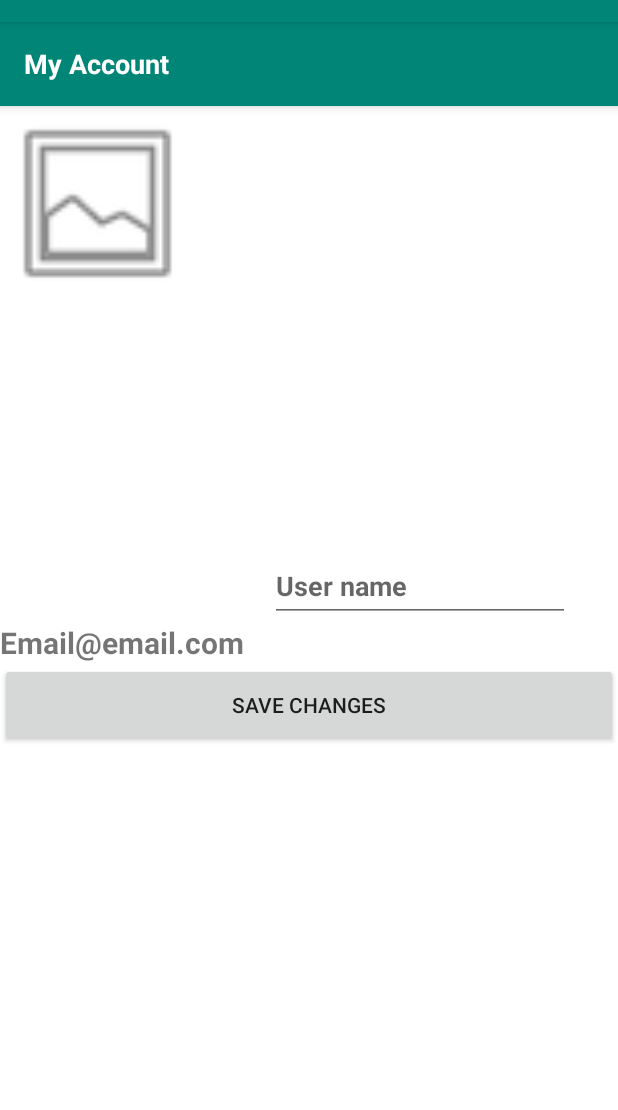
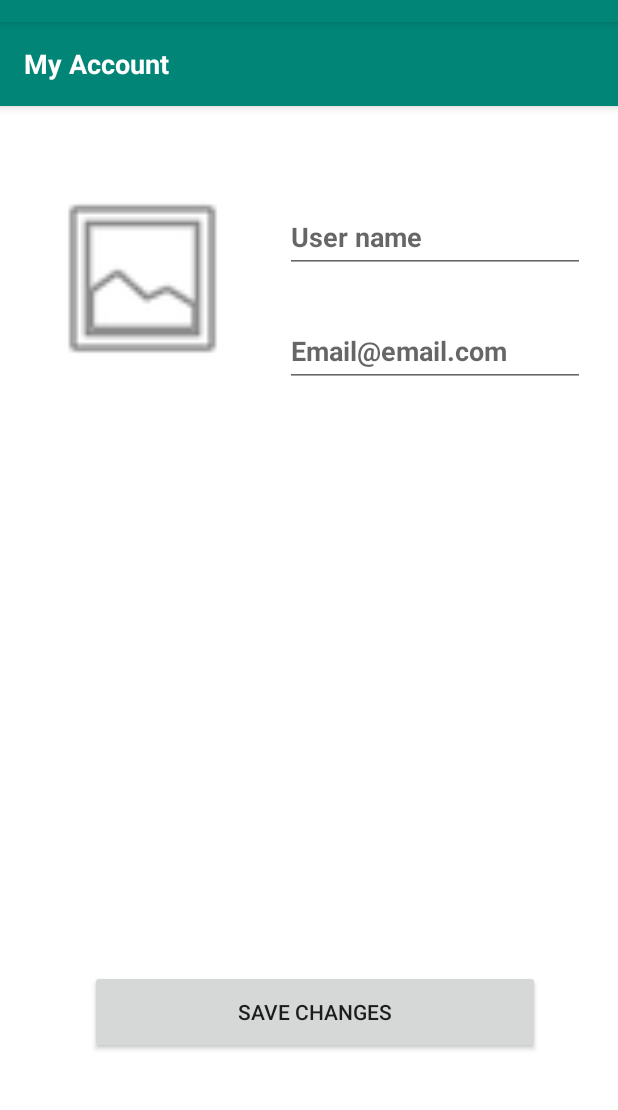
Before and after one commit to allison85829/miniClo, an Android app: the fragment BottomNavFragmentAccount shown on its own in the app's theme, after a tap on "EDIT PROFILE", on a phone screen of 412 x 824 dp, the part 62-1172 px from its top. Run offline under Robolectric (Android 15) with nearby library versions, the phone set to English and light mode, and no system bars; our stand-ins replace Firebase (no records; nobody signed in at launch, a user with empty details on screens opened directly), Picasso; pictures from the network do not load; 2 statements that could not run were skipped.

Commit message:
Changes: - Fix account page layout - Edit account page can edit user profile and name - Change item_list format in users branch   Change item_list key into item's key

```diff
--- a/app/src/main/java/com/example/miniclo/BottomNavFragmentAccount.kt
+++ b/app/src/main/java/com/example/miniclo/BottomNavFragmentAccount.kt
@@ -8,12 +8,19 @@ import android.view.ViewGroup
 import androidx.appcompat.app.AppCompatActivity
 import com.google.firebase.auth.FirebaseAuth
 import android.content.Intent
+import android.util.Log
 import android.widget.Button
+import android.widget.ImageView
 import android.widget.TextView
 import androidx.fragment.app.FragmentActivity
 import androidx.fragment.app.FragmentManager
 import androidx.fragment.app.FragmentTransaction
+import com.example.miniclo.com.example.miniclo.User
 import com.google.firebase.auth.FirebaseUser
+import com.google.firebase.database.*
+import com.google.firebase.database.ktx.getValue
+import com.google.firebase.storage.FirebaseStorage
+import com.squareup.picasso.Picasso
 import kotlinx.android.synthetic.main.fragment_bottom_nav_fragment_account.*
 
 /**
@@ -22,8 +29,11 @@ import kotlinx.android.synthetic.main.fragment_bottom_nav_fragment_account.*
 class BottomNavFragmentAccount : androidx.fragment.app.Fragment() {
     lateinit var user_name : TextView
     lateinit var user_email : TextView
+    lateinit var profile_pic : ImageView
     var user : FirebaseUser? = FirebaseAuth.getInstance().currentUser
     lateinit var edit_btn : Button
+    private var usersReference : DatabaseReference =
+        FirebaseDatabase.getInstance().reference.child("/users/${FirebaseAuth.getInstance().currentUser?.uid}");
 
     override fun onCreateView(inflater: LayoutInflater, container: ViewGroup?,
                               savedInstanceState: Bundle?): View? {
@@ -41,15 +51,11 @@ class BottomNavFragmentAccount : androidx.fragment.app.Fragment() {
 
     override fun onViewCreated(view: View, savedInstanceState: Bundle?) {
         super.onViewCreated(view, savedInstanceState)
-
-        user_email = getView()!!.findViewById(R.id.user_email)
-        user_email.setText(user?.email)
+        setUpUserInfo()
         edit_btn = getView()!!.findViewById(R.id.edit_profile_button)
         edit_btn.setOnClickListener{ view ->
             val edit_acc_info : EditAccountInfo = EditAccountInfo()
-            val acc_info : BottomNavFragmentAccount = BottomNavFragmentAccount()
             val transaction : FragmentTransaction = parentFragmentManager.beginTransaction()
-//            transaction.add(R.id.layout_account, acc_info)
             transaction.replace(R.id.layout_account, edit_acc_info)
             transaction.commit()
         }
@@ -71,4 +77,32 @@ class BottomNavFragmentAccount : androidx.fragment.app.Fragment() {
     override fun onCreateOptionsMenu(menu: Menu?, inflater: MenuInflater?) {
         inflater?.inflate(R.menu.your_menu, menu)
     }*/
+
+    private fun setUpUserInfo() {
+        profile_pic = getView()!!.findViewById(R.id.imageView2)
+        val storageRef = FirebaseStorage.getInstance()
+            .reference
+            .child("profile_pics/${FirebaseAuth.getInstance().currentUser?.uid}")
+            .downloadUrl.addOnSuccessListener {
+                // Got the download URL for 'users/me/profile.png'
+                Picasso.get().load(it).into(profile_pic);
+            }.addOnFailureListener {
+                // Handle any errors
+            }
+
+        user_name = getView()!!.findViewById(R.id.user_name)
+        user_email = getView()!!.findViewById(R.id.user_email)
+        val usersListener = object : ValueEventListener {
+            override fun onCancelled(p0: DatabaseError) {
+                TODO("not implemented")
+            }
+
+            override fun onDataChange(dataSnapshot: DataSnapshot) {
+                val user = dataSnapshot!!.getValue<User>()
+                user_name.setText(user?.user_name)
+                user_email.setText(user?.email)
+            }
+        }
+        usersReference.addValueEventListener(usersListener)
+    }
 }
--- a/app/src/main/java/com/example/miniclo/BottomNavFragmentStats.kt
+++ b/app/src/main/java/com/example/miniclo/BottomNavFragmentStats.kt
@@ -117,7 +117,10 @@ class BottomNavFragmentStats : androidx.fragment.app.Fragment() {
             }
         }
         user = FirebaseAuth.getInstance().currentUser!!
-        userReference = Firebase.database.reference.child("/users").child(user.uid.toString()).child("item_list")
+        userReference = Firebase.database.reference
+            .child("/users/${user.uid.toString()}/item_list")
+//            .child(user.uid.toString())
+//            .child("item_list")
         userReference.addValueEventListener(userListener)
         attachAdapter()
 
--- a/app/src/main/java/com/example/miniclo/Item.kt
+++ b/app/src/main/java/com/example/miniclo/Item.kt
@@ -15,7 +15,6 @@ data class Item(
     var worn_frequency: Int = 0,
     var tags: List<String> = listOf<String>(),
     var user: String = "",
-    var incr: Boolean = false,
     var key: String = ""
 ) : Parcelable {
     @Exclude
@@ -28,7 +27,6 @@ data class Item(
             "worn_frequency" to worn_frequency,
             "tags" to tags,
             "user" to user,
-            "incr" to incr,
             "key" to key
         )
     }
--- a/app/src/main/java/com/example/miniclo/User.kt
+++ b/app/src/main/java/com/example/miniclo/User.kt
@@ -7,6 +7,7 @@ import com.google.firebase.database.Exclude
 data class User(
     var email: String = "",
     var uid: String = "",
+    var user_name: String = "",
     var item_list: List<String> = listOf<String>(),
     var total_item: Int = 0
 ) {
@@ -15,6 +16,7 @@ data class User(
         return mapOf(
             "email" to email,
             "uid" to uid,
+            "user_name" to user_name,
             "item_list" to item_list,
             "total_item" to total_item
         )
--- a/app/src/main/res/layout/fragment_bottom_nav_fragment_account.xml
+++ b/app/src/main/res/layout/fragment_bottom_nav_fragment_account.xml
@@ -1,11 +1,13 @@
 <?xml version="1.0" encoding="utf-8"?>
 
-<androidx.constraintlayout.widget.ConstraintLayout xmlns:android="http://schemas.android.com/apk/res/android"
+<androidx.constraintlayout.widget.ConstraintLayout
+    xmlns:android="http://schemas.android.com/apk/res/android"
     xmlns:app="http://schemas.android.com/apk/res-auto"
     xmlns:tools="http://schemas.android.com/tools"
     android:id="@+id/layout_account"
     android:layout_width="match_parent"
     android:layout_height="match_parent"
+    android:background="@android:color/white"
     tools:context=".BottomNavFragmentAccount">
 
     <![CDATA[
@@ -14,31 +16,33 @@
         app:layout_constraintStart_toStartOf="parent" />
     ]]>
 
-    <LinearLayout
+    <androidx.constraintlayout.widget.ConstraintLayout
         android:id="@+id/linearLayout"
         android:layout_width="match_parent"
         android:layout_height="match_parent"
-        android:orientation="vertical"
+        app:layout_constraintBottom_toBottomOf="parent"
         app:layout_constraintStart_toStartOf="parent"
         app:layout_constraintTop_toTopOf="parent">
 
         <com.google.android.material.appbar.AppBarLayout
             android:id="@+id/appbar"
-            android:layout_width="match_parent"
+            android:layout_width="0dp"
             android:layout_height="wrap_content"
-            android:theme="@style/AppTheme.AppBarOverlay">
+            android:theme="@style/AppTheme.AppBarOverlay"
+            app:layout_constraintEnd_toEndOf="parent"
+            app:layout_constraintStart_toStartOf="parent"
+            app:layout_constraintTop_toTopOf="parent">
 
             <androidx.appcompat.widget.Toolbar
                 android:id="@+id/toolbar_account"
-                android:layout_width="match_parent"
-                android:layout_height="match_parent"
+                android:layout_width="wrap_content"
+                android:layout_height="wrap_content"
                 app:popupTheme="@style/AppTheme.PopupOverlay">
 
                 <TextView
                     android:id="@+id/toolbar_account_title"
                     android:layout_width="wrap_content"
                     android:layout_height="wrap_content"
-                    android:layout_gravity="left"
                     android:singleLine="true"
                     android:text="My Account"
                     android:textColor="@android:color/white"
@@ -49,126 +53,73 @@
 
         </com.google.android.material.appbar.AppBarLayout>
 
+
         <ImageView
             android:id="@+id/imageView2"
             android:layout_width="130dp"
             android:layout_height="130dp"
-            android:layout_marginStart="30dp"
-            android:layout_marginTop="110dp"
+            android:layout_marginLeft="30dp"
+            android:layout_marginTop="50dp"
             android:src="@android:drawable/ic_menu_gallery"
+            app:layout_constraintTop_toBottomOf="@+id/appbar"
             app:layout_constraintStart_toStartOf="parent"
-            app:layout_constraintTop_toTopOf="@+id/linearLayout" />
+            tools:ignore="MissingConstraints" />
 
         <TextView
             android:id="@+id/user_name"
             android:layout_width="wrap_content"
             android:layout_height="wrap_content"
-            android:layout_marginStart="20dp"
-            android:layout_marginTop="130dp"
+            android:layout_marginLeft="40dp"
+            android:layout_marginTop="70dp"
             android:text="Name"
             android:textSize="20sp"
             android:textStyle="bold"
             app:layout_constraintStart_toEndOf="@+id/imageView2"
-            app:layout_constraintTop_toTopOf="@+id/linearLayout" />
+            app:layout_constraintTop_toBottomOf="@+id/appbar" />
 
         <TextView
             android:id="@+id/user_email"
-            android:layout_width="match_parent"
+            android:layout_width="wrap_content"
             android:layout_height="wrap_content"
-            android:layout_marginStart="180dp"
-            android:layout_marginTop="45dp"
+            android:layout_marginTop="25dp"
+            android:layout_marginLeft="40dp"
             android:text="@string/email_email_com"
             android:textSize="20sp"
             android:textStyle="bold"
             app:layout_constraintStart_toEndOf="@+id/imageView2"
-            app:layout_constraintTop_toTopOf="@+id/user_name" />
+            app:layout_constraintTop_toBottomOf="@+id/user_name" />
+
 
         <Button
             android:id="@+id/edit_profile_button"
-            android:layout_width="match_parent"
+            android:layout_width="300dp"
             android:layout_height="56dp"
-            android:layout_marginStart="16dp"
-            android:layout_marginEnd="16dp"
+            android:layout_marginStart="60dp"
             android:text="Edit Profile"
             app:layout_constraintBottom_toTopOf="@+id/update_pass_btn"
-            app:layout_constraintEnd_toEndOf="parent"
-            app:layout_constraintStart_toStartOf="parent"/>
+            app:layout_constraintStart_toStartOf="parent" />
 
         <Button
             android:id="@+id/update_pass_btn"
-            android:layout_width="match_parent"
+            android:layout_width="300dp"
             android:layout_height="56dp"
-            android:layout_marginStart="16dp"
-            android:layout_marginEnd="16dp"
+            android:layout_marginStart="60dp"
             android:text="@string/update_pass"
             app:layout_constraintBottom_toTopOf="@+id/logout_btn"
-            app:layout_constraintEnd_toEndOf="parent"
             app:layout_constraintStart_toStartOf="parent" />
 
         <Button
             android:id="@+id/logout_btn"
-            android:layout_width="match_parent"
+            android:layout_width="300dp"
             android:layout_height="56dp"
-            android:layout_marginStart="16dp"
-            android:layout_marginLeft="16dp"
-            android:layout_marginEnd="16dp"
-            android:layout_marginBottom="70dp"
+            android:layout_marginStart="60dp"
+            android:layout_marginLeft="60dp"
+            android:layout_marginEnd="60dp"
+            android:layout_marginRight="60dp"
+            android:layout_marginBottom="80dp"
             android:text="@string/logout"
-            app:layout_constraintBottom_toBottomOf="parent" />
-    </LinearLayout>
-
-    <!-- <ImageView
-        android:id="@+id/imageView2"
-        android:layout_width="130dp"
-        android:layout_height="130dp"
-        android:layout_marginStart="30dp"
-        android:layout_marginTop="110dp"
-        android:src="@android:drawable/ic_menu_gallery"
-        app:layout_constraintStart_toStartOf="parent"
-        app:layout_constraintTop_toTopOf="@+id/linearLayout" />
-
-    <TextView
-        android:id="@+id/user_name"
-        android:layout_width="wrap_content"
-        android:layout_height="wrap_content"
-        android:layout_marginStart="20dp"
-        android:layout_marginTop="130dp"
-        android:text="Name"
-        android:textSize="20sp"
-        android:textStyle="bold"
-        app:layout_constraintStart_toEndOf="@+id/imageView2"
-        app:layout_constraintTop_toTopOf="@+id/linearLayout" />
-
-    <TextView
-        android:id="@+id/user_email"
-        android:layout_width="match_parent"
-        android:layout_height="wrap_content"
-        android:layout_marginStart="180dp"
-        android:layout_marginTop="45dp"
-        android:text="@string/email_email_com"
-        android:textSize="20sp"
-        android:textStyle="bold"
-        app:layout_constraintStart_toEndOf="@+id/imageView2"
-        app:layout_constraintTop_toTopOf="@+id/user_name" />
-
-    <Button
-        android:id="@+id/update_pass_btn"
-        android:layout_width="match_parent"
-        android:layout_height="56dp"
-        android:layout_marginLeft="60dp"
-        android:layout_marginRight="60dp"
-        android:text="@string/update_pass"
-        app:layout_constraintBottom_toTopOf="@+id/logout_btn"
-        app:layout_constraintEnd_toEndOf="parent" />
-
-    <Button
-        android:id="@+id/logout_btn"
-        android:layout_width="match_parent"
-        android:layout_height="56dp"
-        android:layout_marginLeft="60dp"
-        android:layout_marginRight="60dp"
-        android:layout_marginBottom="80dp"
-        android:text="@string/logout"
-        app:layout_constraintBottom_toBottomOf="parent" /> -->
+            app:layout_constraintBottom_toBottomOf="parent"
+            app:layout_constraintStart_toStartOf="parent"/>
+    </androidx.constraintlayout.widget.ConstraintLayout>
 
 </androidx.constraintlayout.widget.ConstraintLayout>
--- a/app/src/main/res/layout/fragment_edit_account_info.xml
+++ b/app/src/main/res/layout/fragment_edit_account_info.xml
@@ -52,55 +52,94 @@
 
         </com.google.android.material.appbar.AppBarLayout>
 
+
+        <androidx.constraintlayout.widget.ConstraintLayout
+            android:layout_width="match_parent"
+            android:layout_height="match_parent">
+
             <ImageView
                 android:id="@+id/profile_pic"
                 android:layout_width="130dp"
                 android:layout_height="130dp"
+                android:layout_marginTop="50dp"
+                android:layout_marginStart="30dp"
                 android:src="@android:drawable/ic_menu_gallery"
+                app:layout_constraintTop_toTopOf="parent"
                 app:layout_constraintStart_toStartOf="parent"
-            app:layout_constraintTop_toTopOf="@+id/linearLayout" />
+                tools:layout_editor_absoluteX="30dp"
+                tools:ignore="MissingConstraints" />
 
             <ProgressBar
-            android:visibility="invisible"
                 android:id="@+id/progressbar_pic"
                 android:layout_width="wrap_content"
                 android:layout_height="wrap_content"
+                android:layout_marginTop="88dp"
+                android:layout_marginLeft="70dp"
+                android:visibility="invisible"
+                app:layout_constraintTop_toTopOf="parent"
                 app:layout_constraintStart_toStartOf="parent"
-            app:layout_constraintTop_toTopOf="@+id/linearLayout"/>
+                tools:ignore="MissingConstraints"
+                tools:layout_editor_absoluteX="125dp" />
 
             <com.google.android.material.textfield.TextInputLayout
                 android:id="@+id/user_name_edit"
                 android:layout_width="200dp"
                 android:layout_height="wrap_content"
-            android:layout_marginStart="180dp"
-            android:layout_marginTop="110dp"
-            app:layout_constraintStart_toStartOf="parent"
+                android:layout_marginStart="30dp"
+                android:layout_marginTop="55dp"
+                app:layout_constraintStart_toEndOf="@+id/profile_pic"
                 app:layout_constraintTop_toTopOf="parent">
 
                 <com.google.android.material.textfield.TextInputEditText
-
+                    android:id="@+id/user_name_text"
                     android:layout_width="match_parent"
                     android:layout_height="wrap_content"
-                android:textStyle="bold"
-                android:hint="User name" />
+                    android:hint="User name"
+                    android:textStyle="bold" />
             </com.google.android.material.textfield.TextInputLayout>
 
-        <TextView
-            android:id="@+id/user_email"
+            <com.google.android.material.textfield.TextInputLayout
+                android:id="@+id/user_email_edit"
+                android:layout_width="200dp"
+                android:layout_height="wrap_content"
+                android:layout_marginStart="30dp"
+                android:layout_marginTop="20dp"
+                app:layout_constraintStart_toEndOf="@+id/profile_pic"
+                app:layout_constraintTop_toBottomOf="@+id/user_name_edit">
+
+                <com.google.android.material.textfield.TextInputEditText
+                    android:id="@+id/user_email_text"
                     android:layout_width="match_parent"
                     android:layout_height="wrap_content"
-            android:text="@string/email_email_com"
-            android:textSize="20sp"
-            android:textStyle="bold"
-            app:layout_constraintStart_toEndOf="@+id/imageView2"
-            app:layout_constraintTop_toTopOf="@+id/user_name_edit" />
+                    android:hint="Email@email.com"
+                    android:textStyle="bold" />
+            </com.google.android.material.textfield.TextInputLayout>
+
+<!--            <TextView-->
+<!--                android:id="@+id/user_email"-->
+<!--                android:layout_width="200dp"-->
+<!--                android:layout_height="wrap_content"-->
+<!--                android:layout_marginStart="20dp"-->
+<!--                android:layout_marginTop="75dp"-->
+<!--                android:text="@string/email_email_com"-->
+<!--                android:textSize="20sp"-->
+<!--                android:textStyle="bold"-->
+<!--                app:layout_constraintStart_toEndOf="@+id/profile_pic"-->
+<!--                app:layout_constraintTop_toTopOf="@+id/user_name_edit" />-->
 
             <Button
                 android:id="@+id/save_change_btn"
-            android:layout_width="match_parent"
+                android:layout_width="300dp"
                 android:layout_height="56dp"
+                android:layout_marginLeft="60dp"
+                android:layout_marginRight="60dp"
+                android:layout_marginBottom="80dp"
                 android:text="Save Changes"
-            app:layout_constraintBottom_toBottomOf="parent"/>
+                app:layout_constraintStart_toStartOf="parent"
+                app:layout_constraintBottom_toBottomOf="parent" />
+
+        </androidx.constraintlayout.widget.ConstraintLayout>
+
     </LinearLayout>
 
 <!--    <ImageView-->
```
Also changed, not shown: app/src/main/java/com/example/miniclo/AddItem.java (+3 -8 lines), app/src/main/java/com/example/miniclo/EditAccountInfo.kt (+83 -13 lines). Lines whose indentation alone changed are shown as unchanged.
